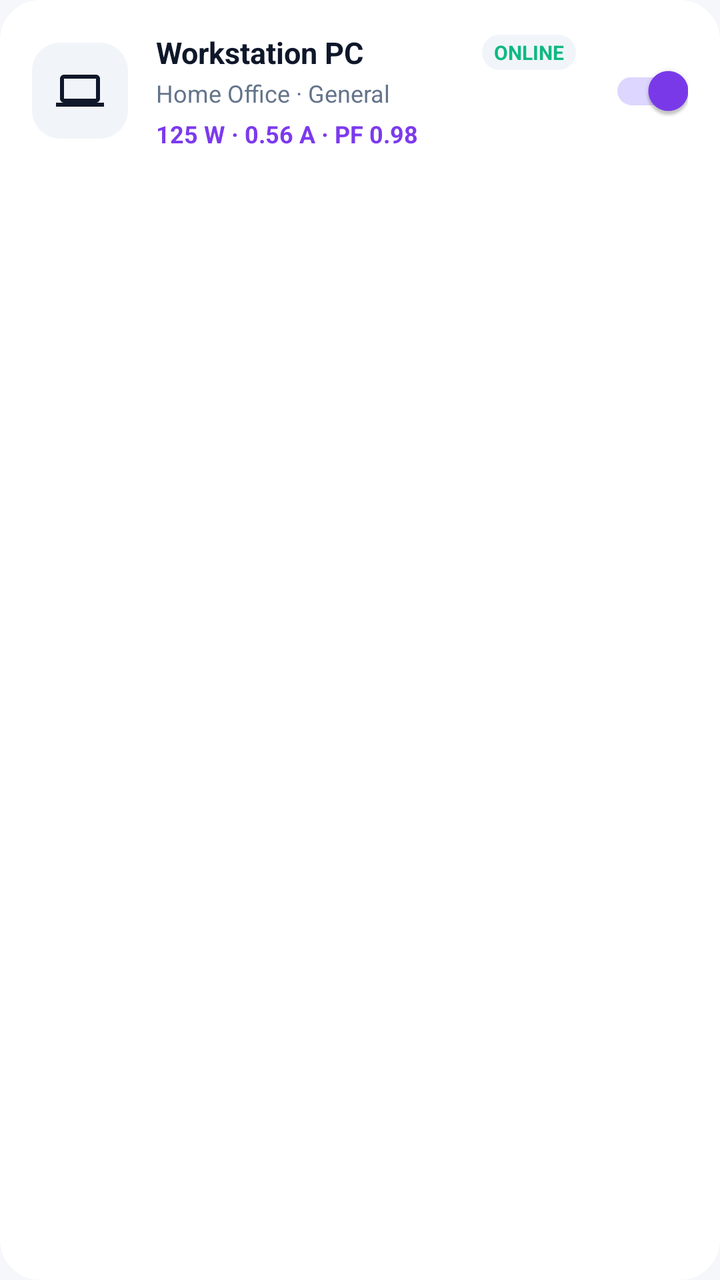
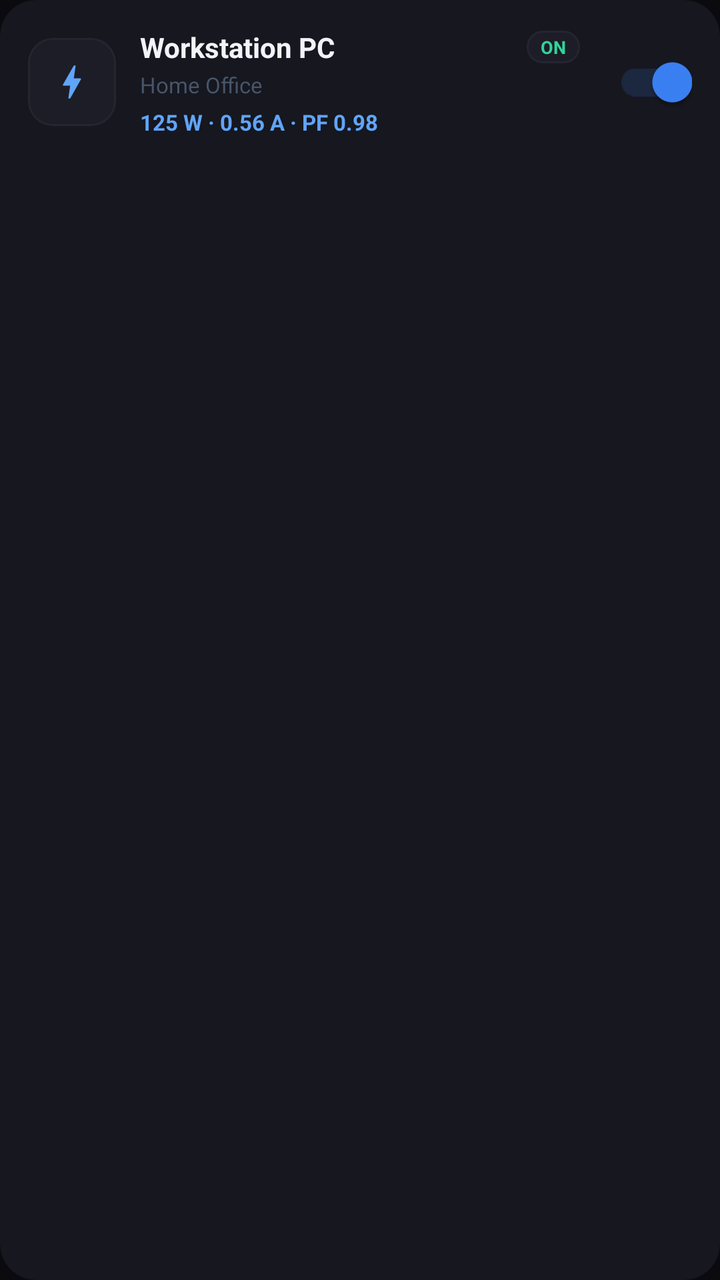

Compare the two renders of this Android layout. The source of the first and the diff that turns it into the second are given below.
<!-- AndroidManifest.xml: application theme Theme.SmartEnergyTracker -->
<!-- res/layout/item_circuit_card.xml -->
<?xml version="1.0" encoding="utf-8"?>
<androidx.cardview.widget.CardView 
    xmlns:android="http://schemas.android.com/apk/res/android"
    xmlns:app="http://schemas.android.com/apk/res-auto"
    android:id="@+id/cardCircuitRoot"
    android:layout_width="match_parent"
    android:layout_height="wrap_content"
    android:layout_marginStart="20dp"
    android:layout_marginEnd="20dp"
    android:layout_marginBottom="12dp"
    android:clickable="true"
    android:focusable="true"
    android:foreground="?attr/selectableItemBackground"
    app:cardBackgroundColor="@color/bg_card_white"
    app:cardCornerRadius="20dp"
    app:cardElevation="0dp"
    app:strokeColor="@color/card_border"
    app:strokeWidth="1dp">

    <LinearLayout
        android:layout_width="match_parent"
        android:layout_height="wrap_content"
        android:gravity="center_vertical"
        android:orientation="horizontal"
        android:padding="16dp">

        
        <FrameLayout
            android:layout_width="48dp"
            android:layout_height="48dp"
            android:background="@drawable/bg_icon_container">

            <ImageView
                android:id="@+id/ivCircuitIcon"
                android:layout_width="24dp"
                android:layout_height="24dp"
                android:layout_gravity="center"
                android:src="@drawable/ic_pc"
                app:tint="@color/text_primary" />

            <View
                android:id="@+id/indicatorAnomaly"
                android:layout_width="10dp"
                android:layout_height="10dp"
                android:layout_gravity="top|end"
                android:layout_marginTop="4dp"
                android:layout_marginEnd="4dp"
                android:background="@drawable/bg_badge_red"
                android:visibility="gone" />
        </FrameLayout>

        
        <LinearLayout
            android:layout_width="0dp"
            android:layout_height="wrap_content"
            android:layout_marginStart="14dp"
            android:layout_marginEnd="8dp"
            android:layout_weight="1"
            android:orientation="vertical">

            <LinearLayout
                android:layout_width="match_parent"
                android:layout_height="wrap_content"
                android:gravity="center_vertical"
                android:orientation="horizontal">

                <TextView
                    android:id="@+id/tvCircuitName"
                    android:layout_width="0dp"
                    android:layout_height="wrap_content"
                    android:layout_weight="1"
                    android:ellipsize="end"
                    android:maxLines="1"
                    android:singleLine="true"
                    android:text="Workstation PC"
                    android:textColor="@color/text_primary"
                    android:textSize="15sp"
                    android:textStyle="bold" />

                <TextView
                    android:id="@+id/tvCircuitStatusBadge"
                    android:layout_width="wrap_content"
                    android:layout_height="wrap_content"
                    android:background="@drawable/bg_icon_container"
                    android:paddingStart="6dp"
                    android:paddingTop="2dp"
                    android:paddingEnd="6dp"
                    android:paddingBottom="2dp"
                    android:singleLine="true"
                    android:text="ONLINE"
                    android:textColor="@color/emerald_500"
                    android:textSize="10sp"
                    android:textStyle="bold" />
            </LinearLayout>

            <TextView
                android:id="@+id/tvCircuitLocation"
                android:layout_width="wrap_content"
                android:layout_height="wrap_content"
                android:layout_marginTop="2dp"
                android:ellipsize="end"
                android:maxLines="1"
                android:singleLine="true"
                android:text="Home Office · General"
                android:textColor="@color/text_secondary"
                android:textSize="12sp" />

            <TextView
                android:id="@+id/tvCircuitMetrics"
                android:layout_width="wrap_content"
                android:layout_height="wrap_content"
                android:layout_marginTop="4dp"
                android:singleLine="true"
                android:text="125 W · 0.56 A · PF 0.98"
                android:textColor="@color/card_purple_primary"
                android:textSize="12sp"
                android:textStyle="bold" />
        </LinearLayout>

        
        <com.google.android.material.switchmaterial.SwitchMaterial
            android:id="@+id/switchCircuit"
            android:layout_width="wrap_content"
            android:layout_height="wrap_content"
            android:checked="true"
            app:thumbTint="@color/card_purple_primary"
            app:trackTint="#DDD6FE" />

    </LinearLayout>
</androidx.cardview.widget.CardView>
<!-- resources referenced by this layout -->
<resources>
  <color name="bg_card_white">#FFFFFF</color>
  <color name="card_border">#E2E8F0</color>
  <color name="card_purple_primary">#7C3AED</color>
  <color name="emerald_500">#10B981</color>
  <color name="text_primary">#0F172A</color>
  <color name="text_secondary">#64748B</color>
  <!-- drawable bg_badge_red (drawable) -->
  <?xml version="1.0" encoding="utf-8"?>
  <shape xmlns:android="http://schemas.android.com/apk/res/android"
      android:shape="oval">
      <solid android:color="@color/rose_500" />
      <stroke
          android:width="2dp"
          android:color="#FFFFFF" />
  </shape>
  <!-- drawable bg_icon_container (drawable) -->
  <?xml version="1.0" encoding="utf-8"?>
  <shape xmlns:android="http://schemas.android.com/apk/res/android"
      android:shape="rectangle">
      <solid android:color="#F1F5F9" />
      <corners android:radius="14dp" />
  </shape>
  <!-- drawable ic_pc (drawable) -->
  <vector xmlns:android="http://schemas.android.com/apk/res/android"
      android:width="24dp"
      android:height="24dp"
      android:viewportWidth="24"
      android:viewportHeight="24">
      <path
          android:fillColor="@color/text_primary"
          android:pathData="M20,18c1.1,0 1.99,-0.9 1.99,-2L22,6c0,-1.1 -0.9,-2 -2,-2H4c-1.1,0 -2,0.9 -2,2v10c0,1.1 0.9,2 2,2H0v2h24v-2h-4zM4,6h16v10H4V6z"/>
  </vector>
  <style name="Theme.SmartEnergyTracker" parent="Theme.MaterialComponents.DayNight.NoActionBar">
          <item name="colorPrimary">@color/card_purple_primary</item>
          <item name="colorPrimaryVariant">@color/card_purple_dark</item>
          <item name="colorOnPrimary">@color/text_white</item>
          <item name="android:windowBackground">@color/bg_light</item>
          <item name="android:statusBarColor">@color/bg_light</item>
          <item name="android:windowLightStatusBar" tools:targetApi="m">true</item>
          <item name="android:navigationBarColor">@color/bg_light</item>
      </style>
  <color name="rose_500">#F43F5E</color>
  <color name="card_purple_dark">#6D28D9</color>
  <color name="text_white">#FFFFFF</color>
  <color name="bg_light">#F6F7FB</color>
</resources>

<!-- the commit's change to res/layout/item_circuit_card.xml (unified diff, before → after) -->
@@ -1,5 +1,5 @@
 <?xml version="1.0" encoding="utf-8"?>
-<androidx.cardview.widget.CardView 
+<androidx.cardview.widget.CardView
     xmlns:android="http://schemas.android.com/apk/res/android"
     xmlns:app="http://schemas.android.com/apk/res-auto"
     android:id="@+id/cardCircuitRoot"
@@ -7,12 +7,12 @@
     android:layout_height="wrap_content"
     android:layout_marginStart="20dp"
     android:layout_marginEnd="20dp"
-    android:layout_marginBottom="12dp"
+    android:layout_marginBottom="10dp"
     android:clickable="true"
     android:focusable="true"
     android:foreground="?attr/selectableItemBackground"
-    app:cardBackgroundColor="@color/bg_card_white"
-    app:cardCornerRadius="20dp"
+    app:cardBackgroundColor="@color/bg_card"
+    app:cardCornerRadius="18dp"
     app:cardElevation="0dp"
     app:strokeColor="@color/card_border"
     app:strokeWidth="1dp">
@@ -22,29 +22,29 @@
         android:layout_height="wrap_content"
         android:gravity="center_vertical"
         android:orientation="horizontal"
-        android:padding="16dp">
+        android:padding="14dp">
 
         
         <FrameLayout
-            android:layout_width="48dp"
-            android:layout_height="48dp"
+            android:layout_width="44dp"
+            android:layout_height="44dp"
             android:background="@drawable/bg_icon_container">
 
             <ImageView
                 android:id="@+id/ivCircuitIcon"
-                android:layout_width="24dp"
-                android:layout_height="24dp"
+                android:layout_width="22dp"
+                android:layout_height="22dp"
                 android:layout_gravity="center"
-                android:src="@drawable/ic_pc"
-                app:tint="@color/text_primary" />
+                android:src="@drawable/ic_bolt"
+                app:tint="@color/blue_400" />
 
             <View
                 android:id="@+id/indicatorAnomaly"
-                android:layout_width="10dp"
-                android:layout_height="10dp"
+                android:layout_width="9dp"
+                android:layout_height="9dp"
                 android:layout_gravity="top|end"
-                android:layout_marginTop="4dp"
-                android:layout_marginEnd="4dp"
+                android:layout_marginTop="3dp"
+                android:layout_marginEnd="3dp"
                 android:background="@drawable/bg_badge_red"
                 android:visibility="gone" />
         </FrameLayout>
@@ -53,7 +53,7 @@
         <LinearLayout
             android:layout_width="0dp"
             android:layout_height="wrap_content"
-            android:layout_marginStart="14dp"
+            android:layout_marginStart="12dp"
             android:layout_marginEnd="8dp"
             android:layout_weight="1"
             android:orientation="vertical">
@@ -74,22 +74,22 @@
                     android:singleLine="true"
                     android:text="Workstation PC"
                     android:textColor="@color/text_primary"
-                    android:textSize="15sp"
+                    android:textSize="14sp"
                     android:textStyle="bold" />
 
                 <TextView
                     android:id="@+id/tvCircuitStatusBadge"
                     android:layout_width="wrap_content"
                     android:layout_height="wrap_content"
-                    android:background="@drawable/bg_icon_container"
-                    android:paddingStart="6dp"
+                    android:background="@drawable/bg_action_pill"
+                    android:paddingStart="7dp"
                     android:paddingTop="2dp"
-                    android:paddingEnd="6dp"
+                    android:paddingEnd="7dp"
                     android:paddingBottom="2dp"
                     android:singleLine="true"
-                    android:text="ONLINE"
-                    android:textColor="@color/emerald_500"
-                    android:textSize="10sp"
+                    android:text="ON"
+                    android:textColor="@color/emerald_400"
+                    android:textSize="9sp"
                     android:textStyle="bold" />
             </LinearLayout>
 
@@ -101,9 +101,9 @@
                 android:ellipsize="end"
                 android:maxLines="1"
                 android:singleLine="true"
-                android:text="Home Office · General"
-                android:textColor="@color/text_secondary"
-                android:textSize="12sp" />
+                android:text="Home Office"
+                android:textColor="@color/text_muted"
+                android:textSize="11sp" />
 
             <TextView
                 android:id="@+id/tvCircuitMetrics"
@@ -112,8 +112,8 @@
                 android:layout_marginTop="4dp"
                 android:singleLine="true"
                 android:text="125 W · 0.56 A · PF 0.98"
-                android:textColor="@color/card_purple_primary"
-                android:textSize="12sp"
+                android:textColor="@color/blue_400"
+                android:textSize="11sp"
                 android:textStyle="bold" />
         </LinearLayout>
 
@@ -123,8 +123,7 @@
             android:layout_width="wrap_content"
             android:layout_height="wrap_content"
             android:checked="true"
-            app:thumbTint="@color/card_purple_primary"
-            app:trackTint="#DDD6FE" />
-
+            app:thumbTint="@color/blue_500"
+            app:trackTint="#263B82F6" />
     </LinearLayout>
 </androidx.cardview.widget.CardView>
<!-- resource entries referenced after the edit -->
@@ -1,11 +1,20 @@
 <!-- resources referenced by this layout -->
 <resources>
-  <color name="bg_card_white">#FFFFFF</color>
-  <color name="card_border">#E2E8F0</color>
-  <color name="card_purple_primary">#7C3AED</color>
-  <color name="emerald_500">#10B981</color>
-  <color name="text_primary">#0F172A</color>
-  <color name="text_secondary">#64748B</color>
+  <color name="bg_card">#16171F</color>
+  <color name="blue_400">#60A5FA</color>
+  <color name="blue_500">#3B82F6</color>
+  <color name="card_border">#252530</color>
+  <color name="emerald_400">#34D399</color>
+  <color name="text_muted">#475569</color>
+  <color name="text_primary">#F1F5F9</color>
+  <!-- drawable bg_action_pill (drawable) -->
+  <?xml version="1.0" encoding="utf-8"?>
+  <shape xmlns:android="http://schemas.android.com/apk/res/android"
+      android:shape="rectangle">
+      <solid android:color="#1C1D27" />
+      <stroke android:width="1dp" android:color="#252530" />
+      <corners android:radius="16dp" />
+  </shape>
   <!-- drawable bg_badge_red (drawable) -->
   <?xml version="1.0" encoding="utf-8"?>
   <shape xmlns:android="http://schemas.android.com/apk/res/android"
@@ -19,31 +28,54 @@
   <?xml version="1.0" encoding="utf-8"?>
   <shape xmlns:android="http://schemas.android.com/apk/res/android"
       android:shape="rectangle">
-      <solid android:color="#F1F5F9" />
-      <corners android:radius="14dp" />
+      <solid android:color="#1C1D27" />
+      <stroke android:width="1dp" android:color="#252530" />
+      <corners android:radius="12dp" />
   </shape>
-  <!-- drawable ic_pc (drawable) -->
+  <!-- drawable ic_bolt (drawable) -->
   <vector xmlns:android="http://schemas.android.com/apk/res/android"
       android:width="24dp"
       android:height="24dp"
       android:viewportWidth="24"
       android:viewportHeight="24">
       <path
-          android:fillColor="@color/text_primary"
-          android:pathData="M20,18c1.1,0 1.99,-0.9 1.99,-2L22,6c0,-1.1 -0.9,-2 -2,-2H4c-1.1,0 -2,0.9 -2,2v10c0,1.1 0.9,2 2,2H0v2h24v-2h-4zM4,6h16v10H4V6z"/>
+          android:fillColor="@color/amber_500"
+          android:pathData="M11,21h-1l1,-7H7.5c-0.58,0 -0.57,-0.32 -0.38,-0.66 0.19,-0.34 0.05,-0.08 0.07,-0.12C8.48,10.94 10.42,7.54 13,3h1l-1,7h3.5c0.49,0 0.56,0.33 0.31,0.68l-5.81,10.32z"/>
   </vector>
   <style name="Theme.SmartEnergyTracker" parent="Theme.MaterialComponents.DayNight.NoActionBar">
-          <item name="colorPrimary">@color/card_purple_primary</item>
-          <item name="colorPrimaryVariant">@color/card_purple_dark</item>
+          
+          <item name="colorPrimary">@color/blue_500</item>
+          <item name="colorPrimaryVariant">@color/blue_600</item>
           <item name="colorOnPrimary">@color/text_white</item>
-          <item name="android:windowBackground">@color/bg_light</item>
-          <item name="android:statusBarColor">@color/bg_light</item>
-          <item name="android:windowLightStatusBar" tools:targetApi="m">true</item>
-          <item name="android:navigationBarColor">@color/bg_light</item>
+          <item name="colorSecondary">@color/blue_400</item>
+          <item name="colorOnSecondary">@color/text_white</item>
+  
+          
+          <item name="android:windowBackground">@color/bg_dark</item>
+          <item name="android:statusBarColor">@color/bg_dark</item>
+          <item name="android:navigationBarColor">@color/bg_dark</item>
+          <item name="android:windowLightStatusBar" tools:targetApi="m">false</item>
+          <item name="android:windowLightNavigationBar" tools:targetApi="o_mr1">false</item>
+  
+          
+          <item name="colorControlNormal">@color/text_muted</item>
+          <item name="colorControlActivated">@color/blue_500</item>
+          <item name="colorControlHighlight">@color/blue_bg</item>
+  
+          
+          <item name="colorSurface">@color/bg_card</item>
+          <item name="colorOnSurface">@color/text_primary</item>
+          <item name="colorBackground">@color/bg_dark</item>
+          <item name="colorOnBackground">@color/text_primary</item>
+  
+          
+          <item name="colorControlHighlight">#1A3B82F6</item>
       </style>
   <color name="rose_500">#F43F5E</color>
-  <color name="card_purple_dark">#6D28D9</color>
+  <color name="amber_500">#F59E0B</color>
+  <color name="blue_600">#2563EB</color>
   <color name="text_white">#FFFFFF</color>
-  <color name="bg_light">#F6F7FB</color>
+  <color name="bg_dark">#0A0A0F</color>
+  <color name="blue_bg">#1A3B82F6</color>
 </resources>
 
